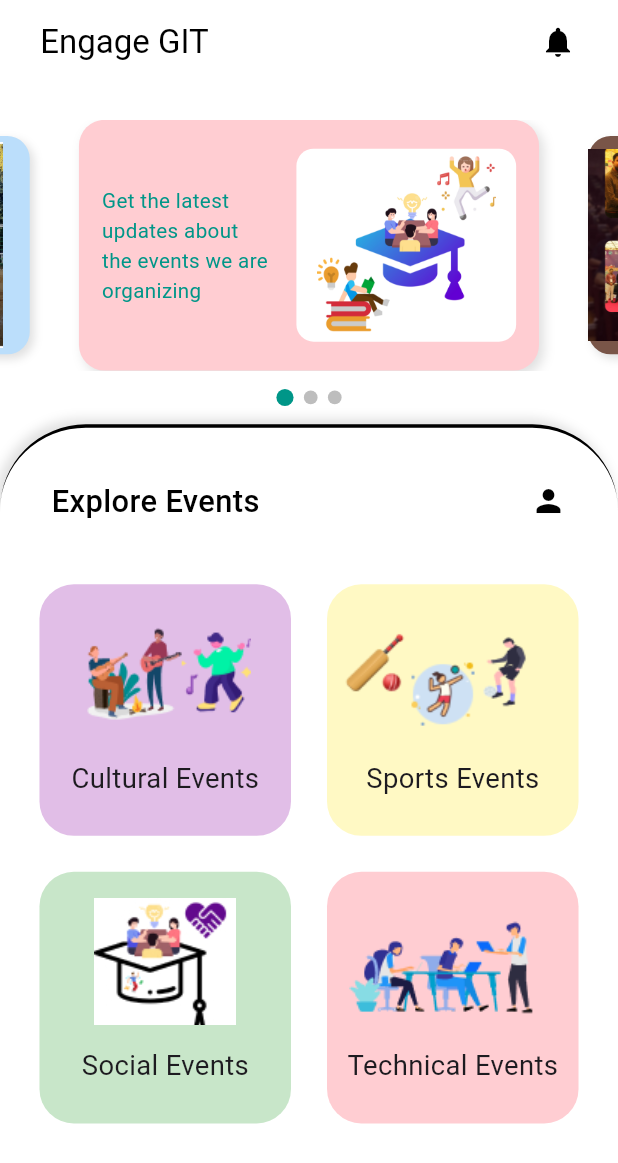
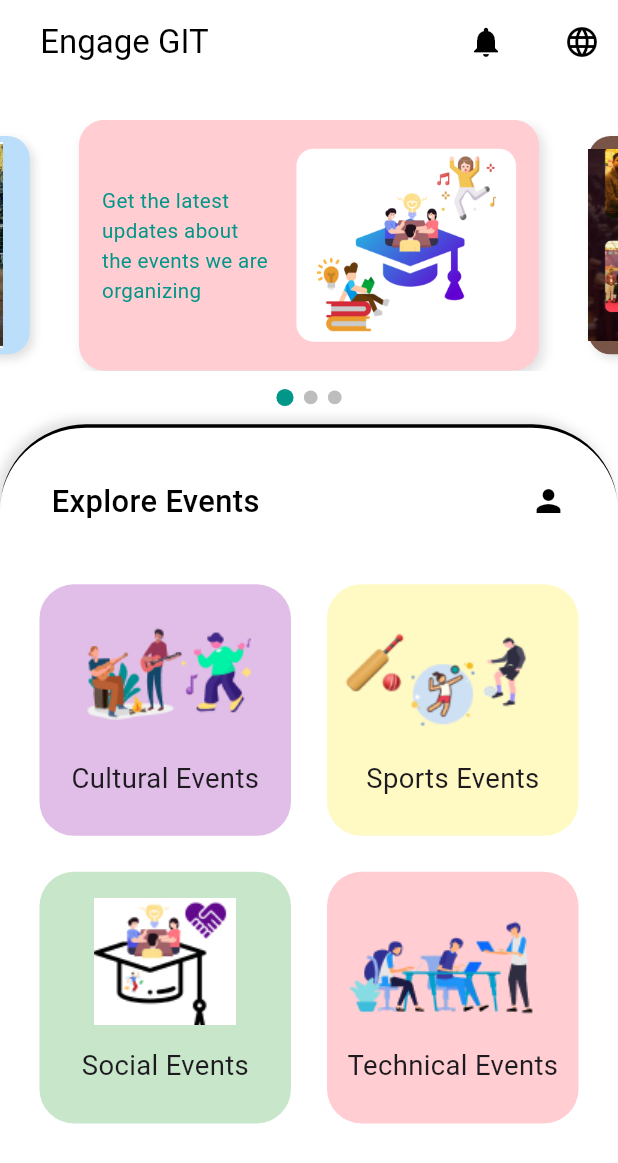
Before and after one commit to namrata-jain-dev/Engage-GIT, a Flutter app: the DashboardScreen screen opened directly, on a phone screen of 412 x 824 dp. Shown: the top 1163 px of the screen. Run offline on Flutter 3.47's test engine with Material 3 defaults, Android fonts, the phone set to English and light mode, and no system bars; drawn by our look-alikes of carousel_slider; our stand-ins replace cloud_firestore, firebase_auth, firebase_core, flutter_screenutil, fluttertoast, shared_preferences; accounts and stored records are empty.

```diff
--- a/lib/createEvent.dart
+++ b/lib/event/createEvent.dart
@@ -1,5 +1,5 @@
 import 'package:cloud_firestore/cloud_firestore.dart';
-import 'package:engage/cultural_fest.dart';
+import 'package:engage/cultural%20event/cultural_fest.dart';
 import 'package:flutter/material.dart';
 import 'package:flutter_screenutil/flutter_screenutil.dart';
 
--- a/lib/dashboard.dart
+++ b/lib/event/dashboard.dart
@@ -1,18 +1,34 @@
 
-import 'package:engage/login_screen.dart';
-import 'package:engage/profile.dart';
-import 'package:engage/updates.dart';
-import 'package:firebase_auth/firebase_auth.dart';
+import 'package:engage/cultural%20event/cultural_fest.dart';
+import 'package:engage/login/auth_service.dart';
+import 'package:engage/login/profile.dart';
+import 'package:engage/notification.dart';
 import 'package:flutter/material.dart';
 import 'package:carousel_slider/carousel_slider.dart';
+// import 'package:flutter_localization/flutter_localization.dart';
 import 'package:flutter_screenutil/flutter_screenutil.dart';
-import 'package:shared_preferences/shared_preferences.dart';
 
-import 'auth_service.dart';
-import 'cultural_fest.dart';
-import 'notification.dart';
+mixin AppLocale {
+  static const String title = 'title';
+  static const String thisIs = 'thisIs';
 
-
+  static const Map<String, dynamic> EN = {
+    title: 'Localization',
+    thisIs: 'This is %a package, version %a.',
+  };
+  static const Map<String, dynamic> KM = {
+    title: 'ការធ្វើមូលដ្ឋានីយកម្ម',
+    thisIs: 'នេះគឺជាកញ្ចប់%a កំណែ%a.',
+  };
+  static const Map<String, dynamic> JA = {
+    title: 'ローカリゼーション',
+    thisIs: 'これは%aパッケージ、バージョン%aです。',
+  };
+  static const Map<String, dynamic> HI = {
+    title: 'स्थानीयकरण',
+    thisIs: 'यह %a पैकेज है, संस्करण %a।',
+  };
+}
 
 class DashboardScreen extends StatefulWidget {
   const DashboardScreen({Key? key}) : super(key: key);
@@ -22,6 +38,8 @@ class DashboardScreen extends StatefulWidget {
 }
 
 class _DashboardScreenState extends State<DashboardScreen> {
+  // final FlutterLocalization _localization = FlutterLocalization.instance;
+
   final List<String> sliderItems = [
     "Cultural Events",
     "Sports Events",
@@ -80,6 +98,45 @@ class _DashboardScreenState extends State<DashboardScreen> {
   ];
 
 
+  @override
+  void initState() {
+    // _localization.init(
+    //   mapLocales: [
+    //     const MapLocale(
+    //       'en',
+    //       AppLocale.EN,
+    //       countryCode: 'US',
+    //       fontFamily: 'Font EN',
+    //     ),
+    //     const MapLocale(
+    //       'km',
+    //       AppLocale.KM,
+    //       countryCode: 'KH',
+    //       fontFamily: 'Font KM',
+    //     ),
+    //     const MapLocale(
+    //       'ja',
+    //       AppLocale.JA,
+    //       countryCode: 'JP',
+    //       fontFamily: 'Font JA',
+    //     ),
+    //     const MapLocale(
+    //       'hi',
+    //       AppLocale.HI,
+    //       countryCode: 'IN',
+    //       fontFamily: 'Font HI',
+    //     ),
+    //   ],
+    //   initLanguageCode: 'en',
+    // );
+    // _localization.onTranslatedLanguage = _onTranslatedLanguage;
+    super.initState();
+  }
+
+  void _onTranslatedLanguage(Locale? locale) {
+    setState(() {});
+  }
+
   int _selectedIndex = 0;
 
   // Method to handle bottom navigation bar item click
@@ -118,6 +175,20 @@ class _DashboardScreenState extends State<DashboardScreen> {
               },
             ),
           ),
+
+            PopupMenuButton<String>(
+              icon: const Icon(Icons.language),
+              onSelected: (String value) {
+                // _localization.translate(value);
+              },
+              itemBuilder: (BuildContext context) => [
+                const PopupMenuItem(value: 'en', child: Text('English')),
+                const PopupMenuItem(value: 'km', child: Text('ភាសាខ្មែរ')),
+                const PopupMenuItem(value: 'ja', child: Text('日本語')),
+                const PopupMenuItem(value: 'hi', child: Text('हिंदी')),
+              ],
+            ),
+
 
         ],
       ),
--- a/lib/eventDetail.dart
+++ b/lib/event/eventDetail.dart
@@ -1,4 +1,5 @@
-import 'package:engage/cultural_fest.dart';
+
+import 'package:engage/cultural%20event/cultural_fest.dart';
 import 'package:flutter/material.dart';
 import 'package:flutter_screenutil/flutter_screenutil.dart';
 
--- a/lib/updates.dart
+++ b/lib/event/updates.dart
@@ -1,7 +1,8 @@
+import 'package:engage/event/dashboard.dart';
 import 'package:flutter/material.dart';
 import 'package:flutter_screenutil/flutter_screenutil.dart';
 
-import 'dashboard.dart';
+
 
 class UpdateEventsScreen extends StatefulWidget {
   const UpdateEventsScreen({Key? key}) : super(key: key);
--- a/lib/auth_service.dart
+++ b/lib/login/auth_service.dart
@@ -1,6 +1,6 @@
 
 import 'package:cloud_firestore/cloud_firestore.dart';
-import 'package:engage/toast.dart';
+import 'package:engage/login/toast.dart';
 import 'package:firebase_auth/firebase_auth.dart';
 import 'package:fluttertoast/fluttertoast.dart';
 
--- a/lib/profile.dart
+++ b/lib/login/profile.dart
@@ -1,6 +1,7 @@
 import 'package:cloud_firestore/cloud_firestore.dart';
-import 'package:engage/auth_service.dart';
-import 'package:engage/dashboard.dart';
+
+import 'package:engage/event/dashboard.dart';
+import 'package:engage/login/auth_service.dart';
 import 'package:firebase_auth/firebase_auth.dart';
 import 'package:flutter/material.dart';
 import 'package:flutter_screenutil/flutter_screenutil.dart';
--- a/lib/sign_up_screen.dart
+++ b/lib/login/sign_up_screen.dart
@@ -1,6 +1,7 @@
 
-import 'package:engage/auth_service.dart';
-import 'package:engage/toast.dart';
+import 'package:engage/login/auth_service.dart';
+import 'package:engage/login/toast.dart';
+
 import 'package:firebase_auth/firebase_auth.dart';
 import 'package:flutter/material.dart';
 import 'package:flutter_screenutil/flutter_screenutil.dart';
--- a/lib/main.dart
+++ b/lib/main.dart
@@ -2,26 +2,37 @@
 import 'package:engage/splash.dart';
 import 'package:firebase_core/firebase_core.dart';
 import 'package:flutter/material.dart';
+// import 'package:flutter_localization/flutter_localization.dart';
 import 'package:flutter_screenutil/flutter_screenutil.dart';
 
-import 'login_screen.dart';
+import 'login/login_screen.dart';
 
 Future<void> main() async {
   WidgetsFlutterBinding.ensureInitialized();
   // await Firebase.initializeApp();
+  if (Firebase.apps.isEmpty) {
     await Firebase.initializeApp(
-      options: FirebaseOptions(
+      name:"EngageGIT",
+        options: const FirebaseOptions(
           apiKey: 'AIzaSyA6EYfXVcqdIDzvWSPoZtInXKKI671CHqI',
           appId: '1:339195447974:android:8575f2aa296050bbd80267',
           messagingSenderId: '339195447974',
           projectId: 'engage-git',
           storageBucket: 'sengage-git.firebasestorage.app',
         ));
-  runApp(const MyApp());
   }
-class MyApp extends StatelessWidget {
-  const MyApp({super.key});
+  // await FlutterLocalization.instance.ensureInitialized();
+  runApp( MyApp());
+}
 
+class MyApp extends StatefulWidget {
+   MyApp({super.key});
+  @override
+  State<MyApp> createState() => _MyAppState();
+}
+
+class _MyAppState extends State<MyApp> {
+  // final FlutterLocalization _localization = FlutterLocalization.instance;
   @override
   Widget build(BuildContext context) {
     return ScreenUtilInit(
@@ -30,6 +41,10 @@ class MyApp extends StatelessWidget {
       builder: (context, child) {
         return MaterialApp(
           debugShowCheckedModeBanner: false,
+          // locale: Locale('en'),
+          // supportedLocales: _localization.supportedLocales,
+          // localizationsDelegates: _localization.localizationsDelegates,
+          // theme: ThemeData(fontFamily: _localization.fontFamily),
           home: SplashScreen(),
         );
       },
--- a/lib/notification.dart
+++ b/lib/notification.dart
@@ -1,8 +1,7 @@
 
+import 'package:engage/event/dashboard.dart';
 import 'package:flutter/material.dart';
 import 'package:flutter_screenutil/flutter_screenutil.dart';
-
-import 'dashboard.dart';
 
 class NotificationScreen extends StatefulWidget {
   const NotificationScreen({Key? key}) : super(key: key);
```
Also changed, not shown: lib/cultural event/cultural_fest.dart (renamed from lib/cultural_fest.dart, +4 -6 lines), lib/login/login_screen.dart (renamed from lib/login_screen.dart, +6 -4 lines), lib/splash.dart (+3 -5 lines), pubspec.yaml (+11 -4 lines), lib/login/toast.dart (renamed from lib/toast.dart), lib/utils/consts.dart (renamed from lib/consts.dart), pubspec.lock, 35 other files. Lines whose indentation alone changed are shown as unchanged.
